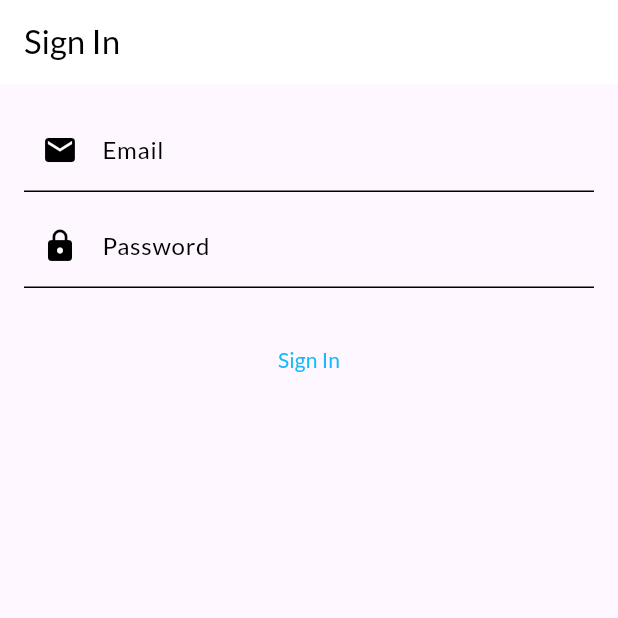
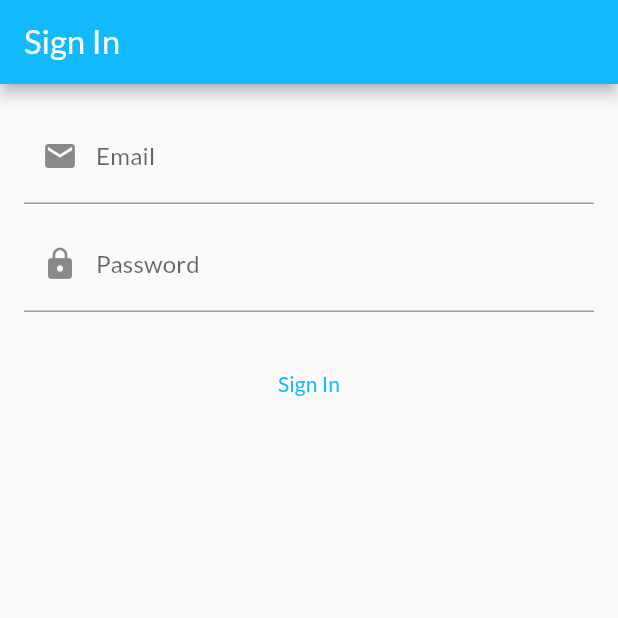
Before and after one commit to brizaldi/flutter-project-template-bloc, a Flutter app: the screen it shows after launch, on a phone screen of 412 x 824 dp, the top half of it. Run offline on Flutter 3.47's test engine with Material 3 defaults, Android fonts, the phone set to English and light mode, and no system bars; our stand-ins replace auto_route, bloc_concurrency, dartz, dio, firebase_analytics, flash and 9 more; accounts and stored records are empty; generated files the repository leaves out were written again; project files that could hold a hidden picture were left out.

Commit message:
Disable material 3

```diff
--- a/lib/extra/style/src/themes.dart
+++ b/lib/extra/style/src/themes.dart
@@ -11,7 +11,7 @@ mixin Themes {
   }
 
   static ThemeData lightTheme(BuildContext context) {
-    return ThemeData.light().copyWith(
+    return ThemeData.light(useMaterial3: false).copyWith(
       visualDensity: VisualDensity.adaptivePlatformDensity,
       colorScheme: const ColorScheme.light(
         primary: Palette.primaryColor,
@@ -25,7 +25,7 @@ mixin Themes {
   }
 
   static ThemeData darkTheme(BuildContext context) {
-    return ThemeData.dark().copyWith(
+    return ThemeData.dark(useMaterial3: false).copyWith(
       visualDensity: VisualDensity.adaptivePlatformDensity,
       colorScheme: const ColorScheme.dark(
         primary: Palette.primaryColor,
```
